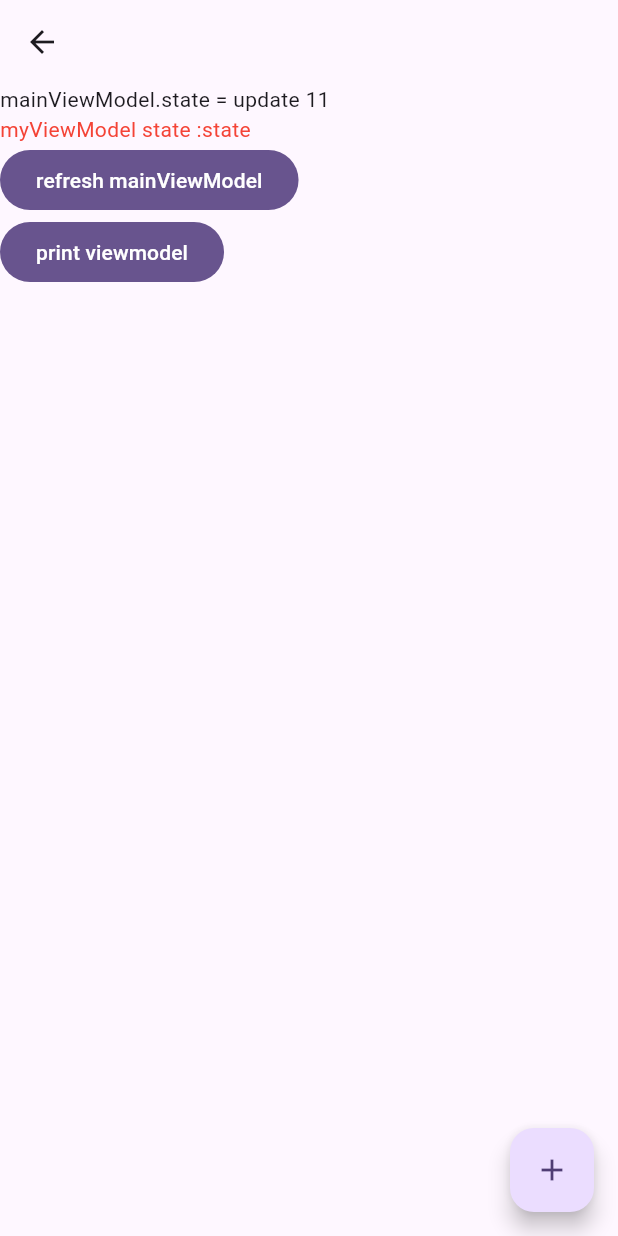
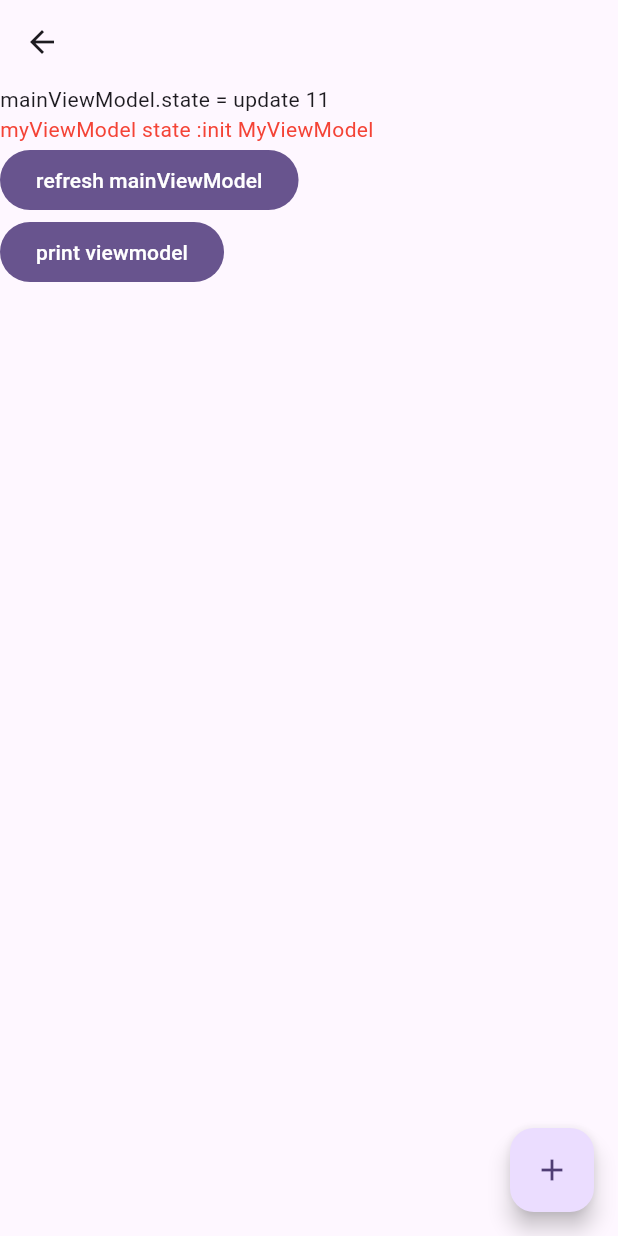
Before and after one commit to lwj1994/flutter_view_model, a Flutter app: the screen it shows after launch, after a tap on "push random id", after a tap on "push 1", on a phone screen of 412 x 824 dp. Run offline on Flutter 3.47's test engine with Material 3 defaults, Android fonts, the phone set to English and light mode, and no system bars; our stand-ins replace auto_route.

Commit message:
add ViewModelFactory

```diff
--- a/example/lib/main.dart
+++ b/example/lib/main.dart
@@ -66,11 +66,8 @@ class MyHomePage extends StatefulWidget {
 }
 
 class _MyHomePageState extends State<MyHomePage> with ViewModelStateMixin {
-  MainViewModel get _viewModel => getViewModel<MainViewModel>(
-      key: "share",
-      factory: () {
-        return MainViewModel(state: "xx");
-      });
+  MainViewModel get _viewModel =>
+      getViewModel<MainViewModel>(factory: MainViewModelFactory(arg: "1"));
 
   @override
   Widget build(BuildContext context) {
@@ -96,6 +93,20 @@ class _MyHomePageState extends State<MyHomePage> with ViewModelStateMixin {
   }
 }
 
+class MainViewModelFactory implements vm.ViewModelFactory<MainViewModel> {
+  final String arg;
+
+  MainViewModelFactory({this.arg = ""});
+
+  @override
+  MainViewModel build() {
+    return MainViewModel(state: arg);
+  }
+
+  @override
+  String? get key => "share";
+}
+
 class MainViewModel extends ViewModel<String> {
   MainViewModel({required super.state}) {
     print("MainViewModel create : $hashCode");
--- a/example/lib/page.dart
+++ b/example/lib/page.dart
@@ -21,11 +21,11 @@ class SecondPage extends StatefulWidget {
 }
 
 class _State extends State<SecondPage> with ViewModelStateMixin {
-  MyViewModel get viewModel => getViewModel<MyViewModel>(factory: () {
-        return MyViewModel(state: 'state', id: 'id');
-      });
+  MyViewModel get viewModel => getViewModel<MyViewModel>(
+      factory: MyViewModelFactory(arg: "init MyViewModel"));
 
-  MainViewModel get _mainViewModel => getViewModel<MainViewModel>(key: "share");
+  MainViewModel get _mainViewModel =>
+      getViewModel<MainViewModel>(factory: MainViewModelFactory());
 
   String get state => viewModel.state;
 
@@ -89,20 +89,28 @@ class _State extends State<SecondPage> with ViewModelStateMixin {
   }
 }
 
+class MyViewModelFactory with ViewModelFactory<MyViewModel> {
+  final String arg;
+
+  MyViewModelFactory({this.arg = ""});
+
+  @override
+  MyViewModel build() {
+    return MyViewModel(state: arg);
+  }
+}
+
 class MyViewModel extends ViewModel<String> {
-  final String id;
-
   MyViewModel({
     required super.state,
-    required this.id,
   }) {
-    debugPrint("create ViewModel state:$state id:$id hashCode:$hashCode");
+    debugPrint("create ViewModel state:$state  hashCode:$hashCode");
   }
 
   @override
   void dispose() async {
     super.dispose();
-    debugPrint("dispose ViewModel $id $hashCode");
+    debugPrint("dispose ViewModel  $hashCode");
   }
 
   void setId() {
--- a/lib/src/get_instance/store.dart
+++ b/lib/src/get_instance/store.dart
@@ -8,7 +8,6 @@ import 'auto_dispose.dart';
 
 class Store<T> {
   final Map<String, InstanceNotifier<T>> _instances = {};
-  final Map<String, List<String>> _watchers = {};
 
   void _listenDispose(InstanceNotifier<T> notifier) {
     void onNotify() {
@@ -18,7 +17,6 @@ class Store<T> {
         case InstanceAction.dispose:
           viewModelLog("remove $T ${notifier.key}");
           _instances.remove(notifier.key);
-          _watchers.remove(notifier.key);
           notifier.tryCallInstanceDispose();
           notifier.removeListener(onNotify);
           notifier.clear();
@@ -31,13 +29,6 @@ class Store<T> {
     notifier.addListener(onNotify);
   }
 
-  List<String> _getWaters(String key) {
-    List<String>? s = _watchers[key];
-    s ??= List.empty();
-    _watchers[key] = s;
-    return s;
-  }
-
   /// 根据 key 和工厂函数创建并存储实例
   InstanceNotifier<T> getNotifier({
     String? key,
@@ -46,20 +37,15 @@ class Store<T> {
     String? watchId,
   }) {
     final realKey = key ?? const UuidV4().generate();
-    final newWatcher =
-        watchId != null && !_getWaters(realKey).contains(watchId);
-    if (newWatcher) {
-      _watchers[realKey] = _getWaters(realKey).toList()..add(watchId);
-    }
     if (_instances.containsKey(realKey) && _instances[realKey] != null) {
-      viewModelLog("hit cache $T $realKey");
       final notifier = _instances[realKey]!;
+      final newWatcher =
+          watchId != null && !notifier.watchIds.contains(watchId);
       if (newWatcher) {
         notifier.addWatcher(watchId);
         viewModelLog(
-            "$T $realKey add watcher ${watchId}, all ${_watchers[realKey]}");
+            "hit cache $T $realKey, watchId $watchId, all ${notifier.watchIds}");
       }
-
       return notifier;
     }
 
@@ -79,7 +65,7 @@ class Store<T> {
       create.addWatcher(watchId);
     }
     _instances[realKey] = create;
-    viewModelLog("create $T $realKey watcher $watchId");
+    viewModelLog("create new $T $realKey, watchId $watchId");
     _listenDispose(create);
     return create;
   }
--- a/lib/src/view_model/extension.dart
+++ b/lib/src/view_model/extension.dart
@@ -37,16 +37,14 @@ mixin ViewModelStateMixin<T extends StatefulWidget> on State<T> {
     }));
   }
 
-  VM getViewModel<VM extends ViewModel>({
-    String? key,
-    VM Function()? factory,
-  }) {
+  VM getViewModel<VM extends ViewModel>(
+      {required ViewModelFactory<VM> factory}) {
     if (_dispose) {
       throw StateError("state is disposed");
     }
-    key ??= _defaultViewModelKey;
+    String key = factory.key ?? _defaultViewModelKey;
     final res = _instanceController.getInstance<VM>(
-      factory: factory,
+      factory: () => factory.build(),
       key: key,
     );
     if (_stateListeners[res] != true) {
--- a/lib/src/view_model/view_model.dart
+++ b/lib/src/view_model/view_model.dart
@@ -75,3 +75,9 @@ class AutoDisposeController {
     }
   }
 }
+
+mixin ViewModelFactory<T> {
+  final String? key = null;
+
+  T build();
+}
```
Also changed, not shown: example/lib/route.gr.dart, 1 other file.
